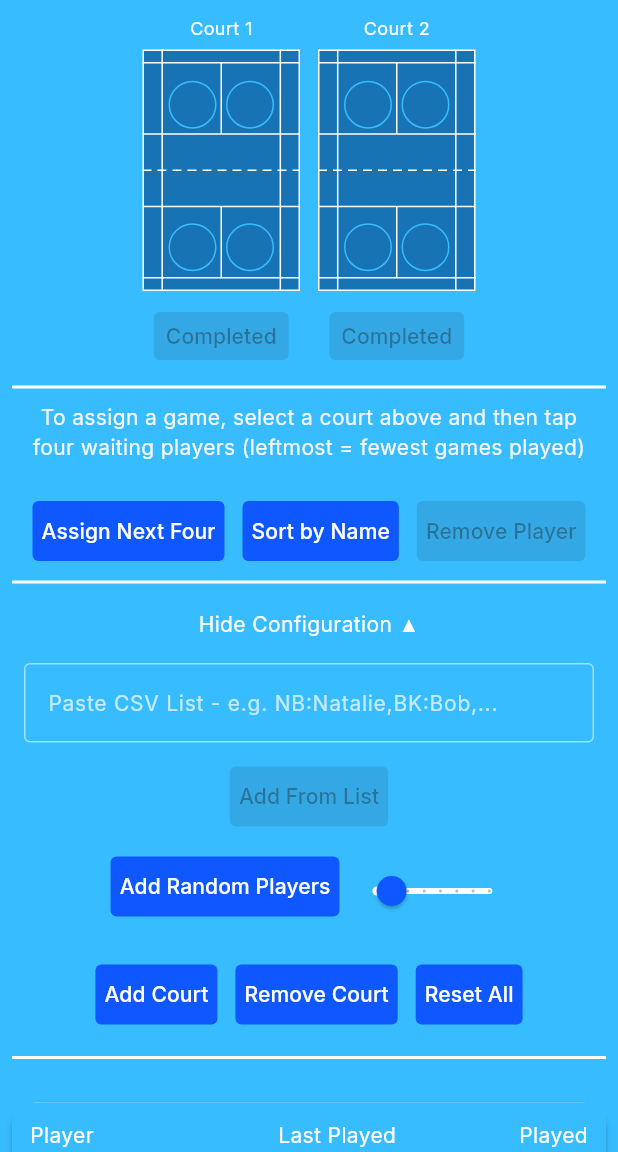
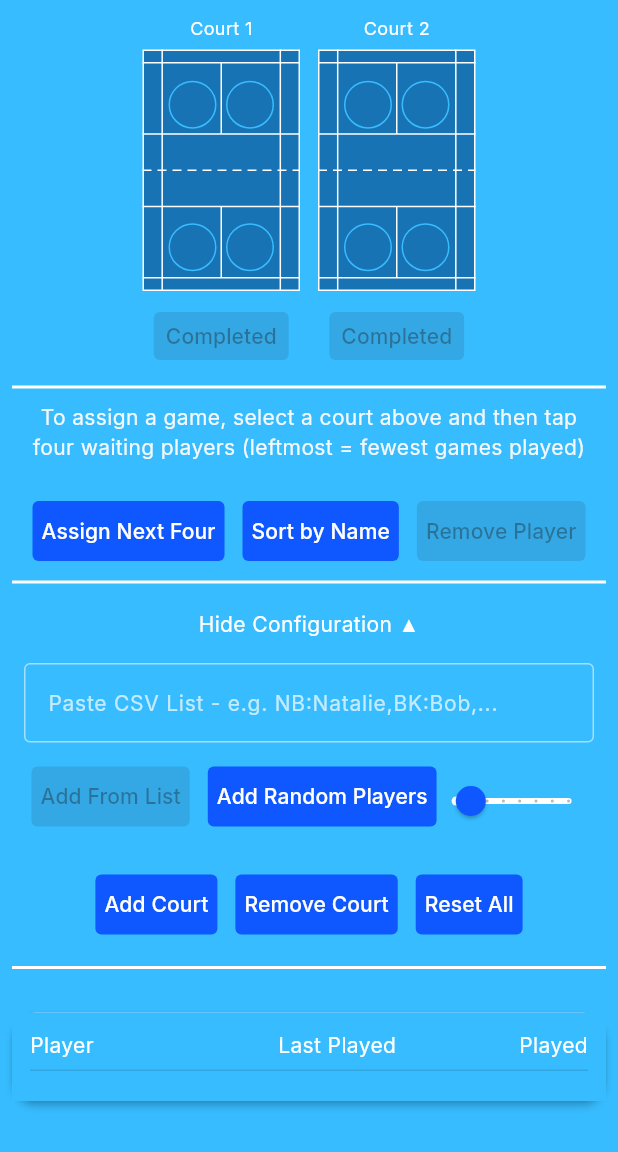
Before and after one commit to alan-s/badminton-match-scheduler, a Flutter app: the screen it shows after launch, after a tap on "Sort by Name", after a tap on "Sort by Games Played", after a tap on "Show Configuration ▼", on a phone screen of 412 x 824 dp, the part 84-1236 px from its top. Run offline on Flutter 3.47's test engine with Material 3 defaults, Android fonts, the phone set to English and light mode, and no system bars; our stand-ins replace google_fonts, web.

Commit message:
One last tweak. Promise.

```diff
--- a/lib/main.dart
+++ b/lib/main.dart
@@ -614,8 +614,6 @@ class _SchedulerState extends State<Scheduler> {
                     onPressed: confirmRandomPlayers,
                     child: const Text("Add Random Players"),
                   ),
-
-                  const SizedBox(width: 12),
 
                   // Push the slider down slightly
                   Padding(
```
Also changed, not shown: 4 other files.
